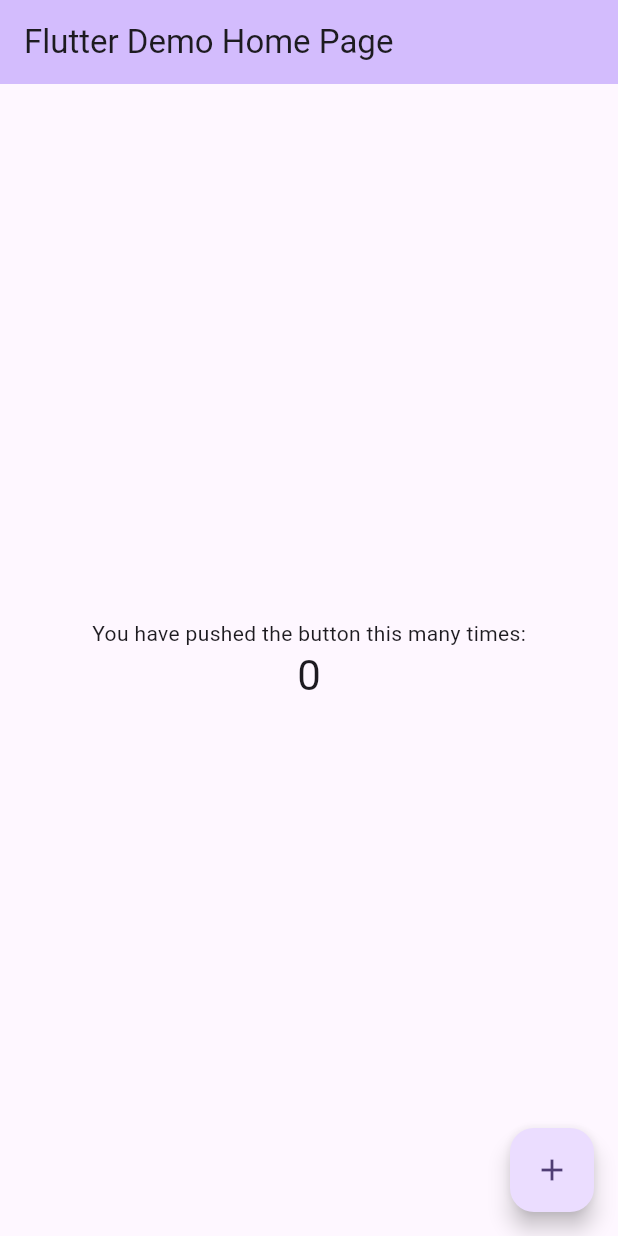
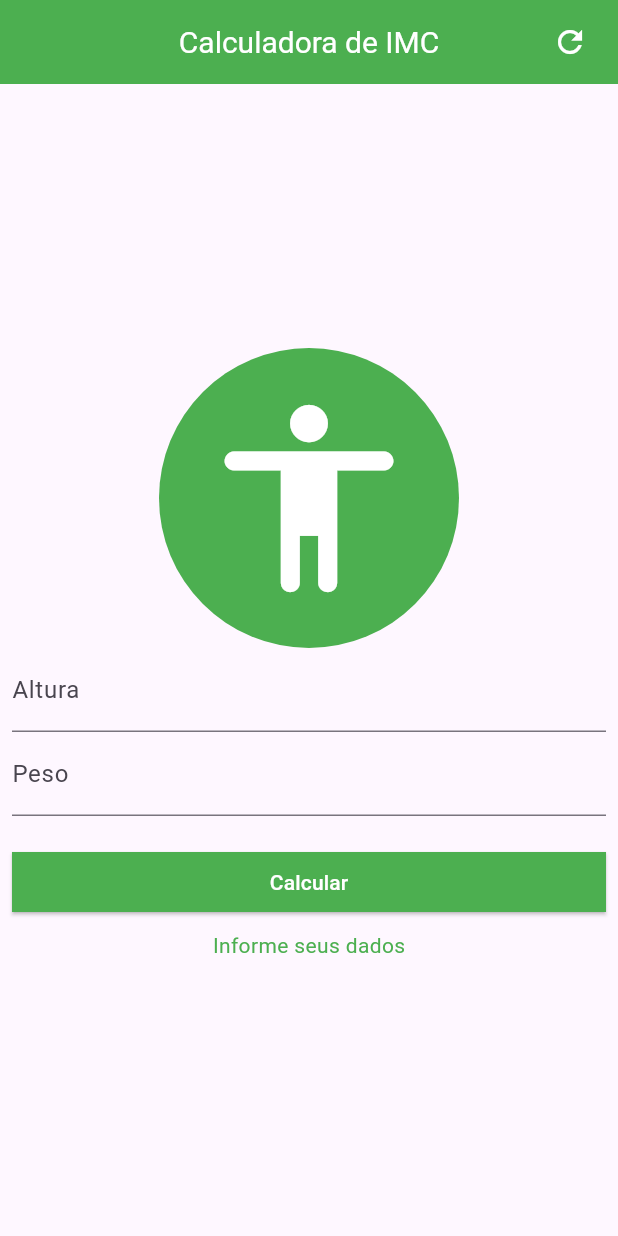
Before and after one commit to MeusProjetosFlutter/calculadora_de_imc, a Flutter app: the screen it shows after launch, on a phone screen of 412 x 824 dp. Run offline on Flutter 3.47's test engine with Material 3 defaults, Android fonts, the phone set to English and light mode, and no system bars.

Commit message:
Ultimas att

```diff
--- a/lib/main.dart
+++ b/lib/main.dart
@@ -1,122 +1,23 @@
+import 'package:calculadora_de_imc/pages/calculator_imc.dart';
 import 'package:flutter/material.dart';
 
 void main() {
-  runApp(const MyApp());
+  runApp(MyApp());
 }
 
 class MyApp extends StatelessWidget {
-  const MyApp({super.key});
+  MyApp({super.key});
 
-  // This widget is the root of your application.
   @override
   Widget build(BuildContext context) {
     return MaterialApp(
-      title: 'Flutter Demo',
+      debugShowCheckedModeBanner: false,
+      title: 'Calculadora de IMC',
       theme: ThemeData(
-        // This is the theme of your application.
-        //
-        // TRY THIS: Try running your application with "flutter run". You'll see
-        // the application has a purple toolbar. Then, without quitting the app,
-        // try changing the seedColor in the colorScheme below to Colors.green
-        // and then invoke "hot reload" (save your changes or press the "hot
-        // reload" button in a Flutter-supported IDE, or press "r" if you used
-        // the command line to start the app).
-        //
-        // Notice that the counter didn't reset back to zero; the application
-        // state is not lost during the reload. To reset the state, use hot
-        // restart instead.
-        //
-        // This works for code too, not just values: Most code changes can be
-        // tested with just a hot reload.
-        colorScheme: ColorScheme.fromSeed(seedColor: Colors.deepPurple),
+        primaryColor: Colors.green,
+        appBarTheme: AppBarTheme(backgroundColor: Colors.green, titleTextStyle: TextStyle(color: Colors.white, fontSize: 20)),
       ),
-      home: const MyHomePage(title: 'Flutter Demo Home Page'),
+      home: CalculadoraIMC(),
     );
   }
 }
-
-class MyHomePage extends StatefulWidget {
-  const MyHomePage({super.key, required this.title});
-
-  // This widget is the home page of your application. It is stateful, meaning
-  // that it has a State object (defined below) that contains fields that affect
-  // how it looks.
-
-  // This class is the configuration for the state. It holds the values (in this
-  // case the title) provided by the parent (in this case the App widget) and
-  // used by the build method of the State. Fields in a Widget subclass are
-  // always marked "final".
-
-  final String title;
-
-  @override
-  State<MyHomePage> createState() => _MyHomePageState();
-}
-
-class _MyHomePageState extends State<MyHomePage> {
-  int _counter = 0;
-
-  void _incrementCounter() {
-    setState(() {
-      // This call to setState tells the Flutter framework that something has
-      // changed in this State, which causes it to rerun the build method below
-      // so that the display can reflect the updated values. If we changed
-      // _counter without calling setState(), then the build method would not be
-      // called again, and so nothing would appear to happen.
-      _counter++;
-    });
-  }
-
-  @override
-  Widget build(BuildContext context) {
-    // This method is rerun every time setState is called, for instance as done
-    // by the _incrementCounter method above.
-    //
-    // The Flutter framework has been optimized to make rerunning build methods
-    // fast, so that you can just rebuild anything that needs updating rather
-    // than having to individually change instances of widgets.
-    return Scaffold(
-      appBar: AppBar(
-        // TRY THIS: Try changing the color here to a specific color (to
-        // Colors.amber, perhaps?) and trigger a hot reload to see the AppBar
-        // change color while the other colors stay the same.
-        backgroundColor: Theme.of(context).colorScheme.inversePrimary,
-        // Here we take the value from the MyHomePage object that was created by
-        // the App.build method, and use it to set our appbar title.
-        title: Text(widget.title),
-      ),
-      body: Center(
-        // Center is a layout widget. It takes a single child and positions it
-        // in the middle of the parent.
-        child: Column(
-          // Column is also a layout widget. It takes a list of children and
-          // arranges them vertically. By default, it sizes itself to fit its
-          // children horizontally, and tries to be as tall as its parent.
-          //
-          // Column has various properties to control how it sizes itself and
-          // how it positions its children. Here we use mainAxisAlignment to
-          // center the children vertically; the main axis here is the vertical
-          // axis because Columns are vertical (the cross axis would be
-          // horizontal).
-          //
-          // TRY THIS: Invoke "debug painting" (choose the "Toggle Debug Paint"
-          // action in the IDE, or press "p" in the console), to see the
-          // wireframe for each widget.
-          mainAxisAlignment: MainAxisAlignment.center,
-          children: <Widget>[
-            const Text('You have pushed the button this many times:'),
-            Text(
-              '$_counter',
-              style: Theme.of(context).textTheme.headlineMedium,
-            ),
-          ],
-        ),
-      ),
-      floatingActionButton: FloatingActionButton(
-        onPressed: _incrementCounter,
-        tooltip: 'Increment',
-        child: const Icon(Icons.add),
-      ), // This trailing comma makes auto-formatting nicer for build methods.
-    );
-  }
-}
--- /dev/null
+++ b/lib/pages/calculator_imc.dart
@@ -0,0 +1,162 @@
+import 'package:flutter/material.dart';
+
+class CalculadoraIMC extends StatefulWidget {
+  CalculadoraIMC({super.key});
+
+  @override
+  State<CalculadoraIMC> createState() => _CalculadoraIMCState();
+}
+
+class _CalculadoraIMCState extends State<CalculadoraIMC> {
+  TextEditingController alturaController = TextEditingController();
+  TextEditingController pesoController = TextEditingController();
+  String resultado = "Informe seus dados";
+  Color resultadoColor = Colors.green;
+
+
+  String _processarCalculoIMC() {
+    if (alturaController.text.isEmpty || pesoController.text.isEmpty) {
+      return "Preencha peso e altura";
+    }
+
+
+    try {
+      double altura = double.parse(alturaController.text.replaceAll(',', '.')); // Substitui vírgula por ponto
+      double peso = double.parse(pesoController.text.replaceAll(',', '.'));   // Substitui vírgula por ponto
+
+      if (altura <= 0 || peso <= 0) {
+        return "Peso e altura devem ser positivos";
+      }
+
+      if(altura > 3){
+        return "Altura inválida";
+      }
+
+      double imc = peso / (altura * altura);
+
+      if (imc < 18.6) {
+        return "Abaixo do peso (${imc.toStringAsFixed(1)})";
+      } else if (imc >= 18.6 && imc < 24.9) {
+        return "Peso normal (${imc.toStringAsFixed(1)})";
+      } else if (imc >= 24.9 && imc < 29.9) {
+        return "Sobrepeso (${imc.toStringAsFixed(1)})";
+      } else if (imc >= 29.9 && imc < 34.9) {
+        return "Obesidade Grau I (${imc.toStringAsFixed(1)})";
+      } else if (imc >= 34.9 && imc < 39.9) {
+        return "Obesidade Grau II (${imc.toStringAsFixed(1)})";
+      } else if (imc >= 40) {
+        return "Obesidade Grau III (${imc.toStringAsFixed(1)})";
+      } else {
+        return "Erro no cálculo"; // Nunca deveria acontecer com as validações acima
+      }
+    } catch (e) {
+      return "Valores inválidos (use apenas números e '.' ou ',' para decimais)";
+    }
+  }
+
+
+  void _resetFields() {
+    alturaController.text = "";
+    pesoController.text = "";
+    setState(() {
+      resultado = "Informe seus dados";
+    });
+  }
+
+
+
+  @override
+  Widget build(BuildContext context) {
+    return Scaffold(
+      appBar: AppBar(
+        actions: [
+          Padding(
+            padding: const EdgeInsets.all(8.0),
+            child: IconButton(
+              icon: Icon(Icons.refresh, color: Colors.white),
+              onPressed: _resetFields,
+            ),
+          ),
+        ],
+        title: Text('Calculadora de IMC'),
+        centerTitle: true,
+      ),
+      body: Center(
+        child: SingleChildScrollView(
+          child: Padding(
+            padding: const EdgeInsets.all(8.0),
+            child: Column(
+              mainAxisAlignment: MainAxisAlignment.center,
+              children: [
+                CircleAvatar(
+                  radius: 100,
+                  backgroundColor: Colors.green,
+                  child: Icon(
+                    Icons.accessibility_rounded,
+                    size: 150,
+                    color: Colors.white,
+                  ),
+                ),
+                TextField(
+                  controller: alturaController,
+                  keyboardType: TextInputType.number,
+                  decoration: InputDecoration(
+                    labelText: 'Altura',
+                    hintText: "Ex: 1,70",
+                    hintStyle: TextStyle(color: Colors.grey),
+                    suffix: Text('m'),
+                  ),
+                ),
+                TextField(
+                  controller: pesoController,
+                  keyboardType: TextInputType.number,
+                  decoration: InputDecoration(
+                    labelText: 'Peso',
+                    hintText: "Ex: 70,5",
+                    hintStyle: TextStyle(color: Colors.grey),
+                    suffix: Text('kg'),
+                  ),
+                ),
+                SizedBox(height: 20),
+                Container(
+                  width: double.infinity,
+                  child: ElevatedButton(
+                    onPressed: () {
+                      setState(() {
+                        resultado = _processarCalculoIMC();
+                        if (resultado.startsWith("Abaixo do peso")){
+                          resultadoColor = Color.fromARGB(255, 255, 128, 0);
+                        } else if (resultado.startsWith("Peso normal")){
+                          resultadoColor = Colors.green;
+                        } else if (resultado.startsWith("Sobrepeso")){
+                          resultadoColor = Colors.red;
+                        }
+                        else if (resultado.startsWith("Obesidade")){
+                          resultadoColor = Colors.red;
+                        }
+                        }
+                      );
+
+                      },
+                    style: ElevatedButton.styleFrom(
+                      foregroundColor: Colors.white,
+                      shape: RoundedRectangleBorder(
+                        borderRadius: BorderRadius.zero,
+                      ),
+                      backgroundColor: Colors.green,
+                    ),
+                    child: Text('Calcular'),
+                  ),
+                ),
+                Padding(
+                  padding: const EdgeInsets.all(8.0),
+                  child: Text(resultado, style: TextStyle(color: resultadoColor),),
+                ),
+              ],
+            ),
+          ),
+        ),
+      ),
+    );
+  }
+}
```
Also changed, not shown: pubspec.lock.
